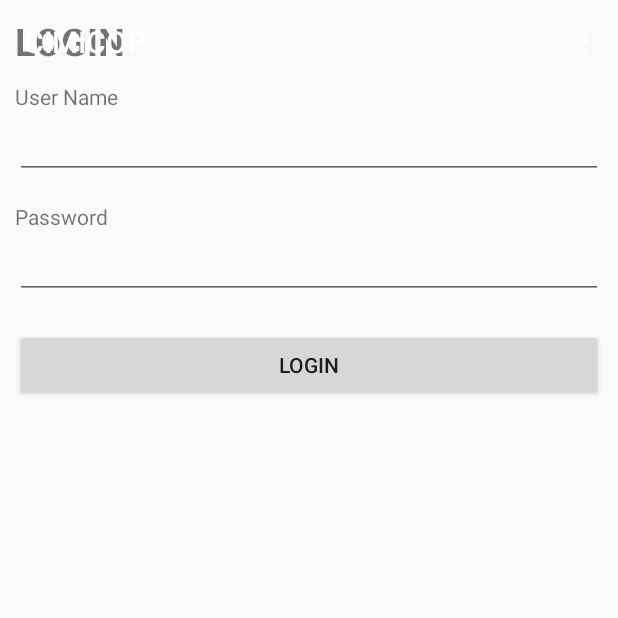
After one commit to CIMIBYOD/BYOD, an Android app: the fragment LoginFragment placed in its activity, on a phone screen of 412 x 824 dp, the top half of it. The commit adds this screen. Run offline under Robolectric (Android 15) with nearby library versions, the phone set to English and light mode, and no system bars.

Commit message:
Login + XMPP COTS last version + Preferences

```diff
--- a/app/build.gradle
+++ b/app/build.gradle
@@ -27,4 +27,7 @@ dependencies {
 
     compile 'com.google.android.gms:play-services:7.0.0'
 
+    compile "org.igniterealtime.smack:smack-android-extensions:4.1.0"
+    compile "org.igniterealtime.smack:smack-tcp:4.1.0"
+
 }
--- a/app/src/main/java/demo/byod/cimicop/MainActivity.java
+++ b/app/src/main/java/demo/byod/cimicop/MainActivity.java
@@ -2,6 +2,7 @@ package demo.byod.cimicop;
 
 import android.app.Fragment;
 import android.app.FragmentTransaction;
+import android.content.Context;
 import android.content.Intent;
 import android.os.Bundle;
 import android.support.v7.app.ActionBarActivity;
@@ -11,21 +12,28 @@ import android.view.MenuItem;
 import demo.byod.cimicop.core.services.connectivity.XmppService;
 import demo.byod.cimicop.core.services.location.LocationService;
 import demo.byod.cimicop.core.services.situation.SituationService;
+import demo.byod.cimicop.ui.views.login.LoginFragment;
 import demo.byod.cimicop.ui.views.osmview.OsmFragment;
 import demo.byod.cimicop.ui.views.preferences.PreferencesFragment;
 
 
 public class MainActivity extends ActionBarActivity {
 
+    private static Context instance = null;
+    public static Context getContext() {
+        return instance;
+    }
+
     @Override
     protected void onCreate(Bundle savedInstanceState) {
 
         super.onCreate(savedInstanceState);
+        instance = this.getApplicationContext();
+
         setContentView(R.layout.activity_main);
         if (savedInstanceState == null) {
-            getFragmentManager().beginTransaction()
-                    .add(R.id.container, new OsmFragment())
-                    .commit();
+            //getFragmentManager().beginTransaction().add(R.id.container, new OsmFragment()).commit();
+            getFragmentManager().beginTransaction().add(R.id.container, new LoginFragment()).commit();
         }
 
         Intent intentXmppService = new Intent(this, XmppService.class);
--- /dev/null
+++ b/app/src/main/java/demo/byod/cimicop/ui/views/login/LoginFragment.java
@@ -0,0 +1,146 @@
+package demo.byod.cimicop.ui.views.login;
+
+import android.app.Fragment;
+import android.content.SharedPreferences;
+import android.os.AsyncTask;
+import android.os.Bundle;
+import android.preference.PreferenceManager;
+import android.util.Log;
+import android.view.LayoutInflater;
+import android.view.View;
+import android.view.ViewGroup;
+import android.widget.Button;
+import android.widget.EditText;
+import android.widget.TextView;
+
+import org.apache.http.HttpResponse;
+
+import org.apache.http.client.HttpClient;
+import org.apache.http.client.methods.HttpPost;
+import org.apache.http.entity.StringEntity;
+import org.apache.http.impl.client.DefaultHttpClient;
+import org.apache.http.message.BasicHeader;
+import org.apache.http.protocol.HTTP;
+import org.apache.http.util.EntityUtils;
+import org.json.JSONObject;
+
+import demo.byod.cimicop.R;
+import demo.byod.cimicop.core.preferences.PreferencesManager;
+import demo.byod.cimicop.ui.views.osmview.OsmFragment;
+
+
+public class LoginFragment extends Fragment {
+
+    public static final String LOGIN_SERVICE = "http://192.168.43.33:9000/auth/local";
+
+    EditText uname, password;
+    Button submit;
+    // Creating JSON Parser object
+
+    public LoginFragment() {
+        // Required empty public constructor
+    }
+
+    @Override
+    public View onCreateView(LayoutInflater inflater, ViewGroup container, Bundle savedInstanceState) {
+
+        // Inflate the layout for this fragment
+        View rootView =  inflater.inflate(R.layout.login_main, container, false);
+
+        uname = (EditText) rootView.findViewById(R.id.txtUser);
+        password = (EditText) rootView.findViewById(R.id.txtPass);
+        submit = (Button) rootView.findViewById(R.id.button1);
+
+        //Get init prefs values and adding listener on pref changes
+        SharedPreferences sharedPref = PreferenceManager.getDefaultSharedPreferences(this.getActivity());
+        String storedLogin = sharedPref.getString(PreferencesManager.LOGIN, "");
+        uname.setText(storedLogin, TextView.BufferType.EDITABLE);
+
+        submit.setOnClickListener(new View.OnClickListener() {
+
+            @Override
+            public void onClick(View arg0) {
+
+                // execute method invokes doInBackground() where we open a Http URL connection using the given Servlet URL
+                //and get output response from InputStream and return it.
+                new Login().execute();
+
+            }
+        });
+
+        return rootView;
+    }
+
+    private class Login extends AsyncTask<String, String, String> {
+
+        @Override
+        protected String doInBackground(String... args) {
+            // Getting username and password from user input
+            String username = uname.getText().toString();
+            String pass = password.getText().toString();
+
+            String server = username.substring(username.indexOf("@"));
+            String login_service = "http://"+server+":9000/auth/local";
+
+            try {
+                //create HttpClient
+                HttpClient httpclient = new DefaultHttpClient();
+                //make POST request to the given URL
+                HttpPost httpPost = new HttpPost(login_service);
+
+                //Create body with input data
+                JSONObject body = new JSONObject();
+                body.put("email", username);
+                body.put("password", pass);
+
+                //convert JSONObject to JSON to String
+                String json = body.toString();
+
+                //set json to StringEntity
+                StringEntity se = new StringEntity(json);
+                se.setContentType(new BasicHeader(HTTP.CONTENT_TYPE, "application/json"));
+                httpPost.setEntity(se);
+
+                //set httpPost Entity
+                httpPost.setEntity(se);
+                //Set some headers to inform server about the type of the content
+
+                httpPost.setHeader("Accept", "application/json");
+                httpPost.setHeader("Content-type", "application/json");
+                //Execute POST request to the given URL
+                HttpResponse httpResponse = httpclient.execute(httpPost);
+                String JSONString = EntityUtils.toString(httpResponse.getEntity(), "UTF-8");
+
+                if( httpResponse.getStatusLine().getStatusCode() == 200){
+
+                    JSONObject ies = new JSONObject(JSONString);
+                    String token = ies.getString("token");
+                    String login = uname.getText().toString();
+
+                    SharedPreferences sharedPref = PreferenceManager.getDefaultSharedPreferences(LoginFragment.this.getActivity());
+                    SharedPreferences.Editor editor = sharedPref.edit();
+                    editor.putString(PreferencesManager.LOGIN, login);
+                    editor.putString(PreferencesManager.PASSWORD, pass);
+                    editor.putString(PreferencesManager.TOKEN, token);
+                    editor.putString(PreferencesManager.HOST, server);
+                    editor.putString(PreferencesManager.PORT, "9000");
+
+                    editor.commit();
+
+                    Log.d("LOGIN", "OK :"+ login+" "+ token);
+                    getFragmentManager().beginTransaction().add(R.id.container, new OsmFragment()).commit();
+
+                }else{
+                    Log.d("LOGIN", "FAIL :"+ JSONString);
+                }
+
+            } catch (Exception e) {
+                Log.d("LOGIN", e.getLocalizedMessage());
+            }
+
+            return null;
+        }
+
+    }
+
+}
--- /dev/null
+++ b/app/src/main/res/layout/login_main.xml
@@ -0,0 +1,51 @@
+<ScrollView xmlns:android="http://schemas.android.com/apk/res/android"
+    android:layout_width="fill_parent"
+    android:layout_height="fill_parent">
+
+    <LinearLayout
+        android:layout_width="fill_parent"
+        android:layout_height="fill_parent"
+        android:orientation="vertical"
+        android:padding="10dip" >
+        <!--  View Title Label -->
+        <TextView
+            android:layout_width="fill_parent"
+            android:layout_height="wrap_content"
+            android:layout_marginBottom="10dip"
+            android:text="LOGIN"
+            android:textSize="25dip"
+            android:textStyle="bold" />
+        <!--  User Name Label -->
+        <TextView
+            android:layout_width="fill_parent"
+            android:layout_height="wrap_content"
+            android:text="User Name" />
+        <!--  User Name TextField -->
+        <EditText
+            android:id="@+id/txtUser"
+            android:layout_width="fill_parent"
+            android:layout_height="wrap_content" />
+
+        <!--  Password Label -->
+        <TextView
+            android:layout_width="fill_parent"
+            android:layout_height="wrap_content"
+            android:layout_marginTop="15dip"
+            android:text="Password" />
+        <!--  Password TextField -->
+        <EditText
+            android:id="@+id/txtPass"
+            android:layout_width="fill_parent"
+            android:layout_height="wrap_content"
+            android:password="true" />
+
+        <!--  Login Button -->
+        <Button
+            android:id="@+id/button1"
+            android:layout_width="fill_parent"
+            android:layout_height="wrap_content"
+            android:layout_marginTop="20dip"
+            android:text="Login" />
+    </LinearLayout>
+
+</ScrollView>
--- a/build.gradle
+++ b/build.gradle
@@ -2,6 +2,9 @@
 
 buildscript {
     repositories {
+        maven {
+            url 'https://oss.sonatype.org/content/repositories/snapshots'
+        }
         jcenter()
         mavenCentral()
     }
```
Also changed, not shown: app/src/main/java/demo/byod/cimicop/core/managers/RestQueryManager.java (+83 -17 lines), app/src/main/java/demo/byod/cimicop/core/preferences/PreferencesManager.java (+10 -0 lines), app/src/main/java/demo/byod/cimicop/core/services/connectivity/XmppService.java (+25 -44 lines), app/src/main/java/demo/byod/cimicop/core/services/location/LocationService.java (+16 -1 lines), app/libs/asmack-android-15-0.8.10.jar (deleted), 1 other file.
